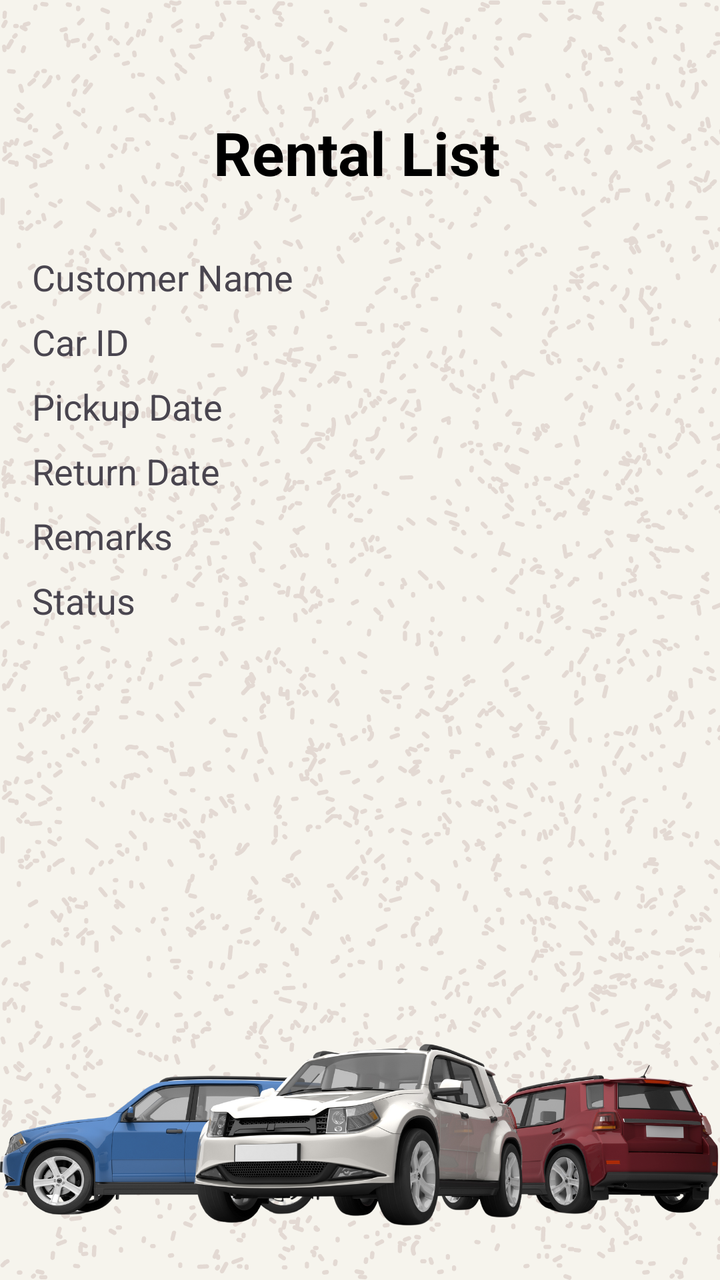
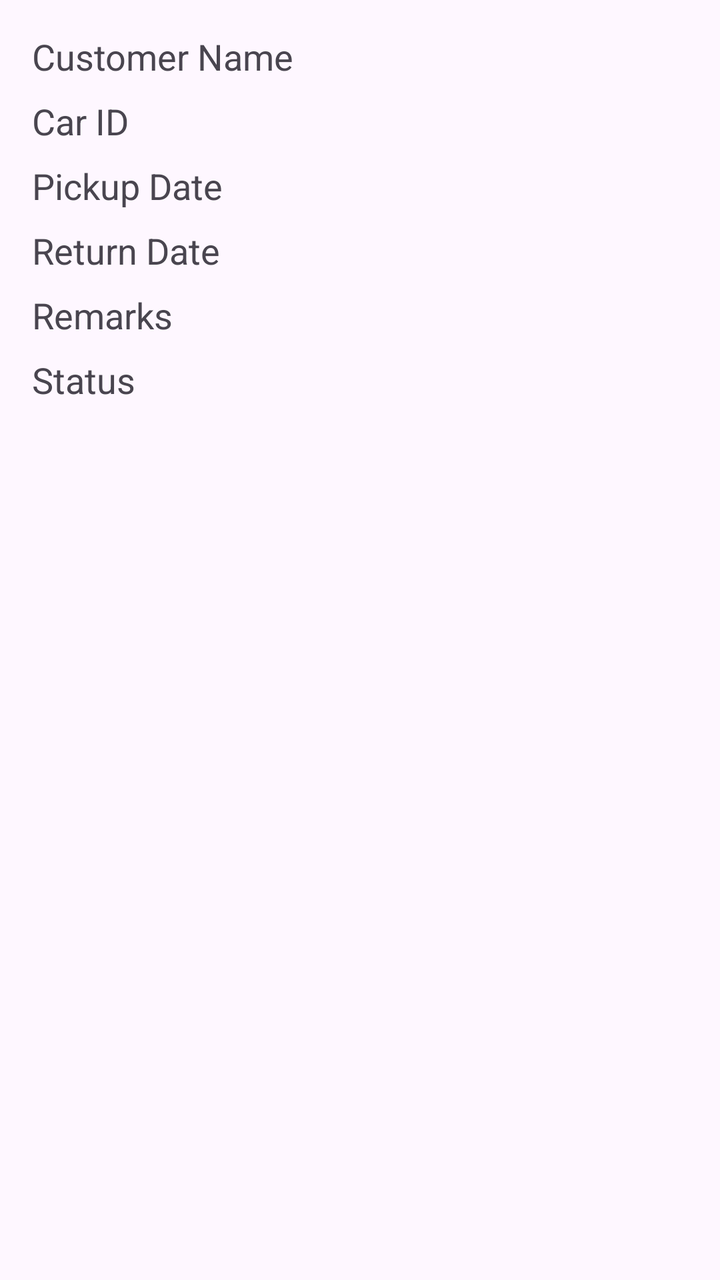

Screens rendered from an Android XML layout before and after an edit, with the pre-edit source and the edit as a unified diff.
<!-- AndroidManifest.xml: application theme Theme.Lab_REST -->
<!-- res/layout/activity_rental_list_admin.xml -->
<?xml version="1.0" encoding="utf-8"?>
<LinearLayout xmlns:android="http://schemas.android.com/apk/res/android"
    android:layout_width="match_parent"
    android:layout_height="wrap_content"
    android:orientation="vertical"
    android:background="@drawable/add"
    android:padding="16dp">

    <TextView
        android:id="@+id/header"
        android:layout_width="match_parent"
        android:layout_height="wrap_content"
        android:layout_alignParentEnd="true"
        android:layout_marginTop="40dp"
        android:layout_marginEnd="3dp"
        android:gravity="center"
        android:text="Rental List"
        android:textColor="@color/black"
        android:textSize="30dp"
        android:textStyle="bold" />

    <TextView
        android:id="@+id/tvCustomerName"
        android:layout_width="match_parent"
        android:layout_height="wrap_content"
        android:text="Customer Name"
        android:textSize="18sp"
        android:layout_marginTop="30dp"
        android:layout_marginBottom="8dp" />

    <TextView
        android:id="@+id/tvCarName"
        android:layout_width="match_parent"
        android:layout_height="wrap_content"
        android:text="Car ID"
        android:textSize="18sp"
        android:layout_marginBottom="8dp" />

    <TextView
        android:id="@+id/tvPickupdate"
        android:layout_width="match_parent"
        android:layout_height="wrap_content"
        android:text="Pickup Date"
        android:textSize="18sp"
        android:layout_marginBottom="8dp" />

    <TextView
        android:id="@+id/tvReturndate"
        android:layout_width="match_parent"
        android:layout_height="wrap_content"
        android:text="Return Date"
        android:textSize="18sp"
        android:layout_marginBottom="8dp" />

    <TextView
        android:id="@+id/tvRemarks"
        android:layout_width="match_parent"
        android:layout_height="wrap_content"
        android:text="Remarks"
        android:textSize="18sp"
        android:layout_marginBottom="8dp" />

    <TextView
        android:id="@+id/tvStatus"
        android:layout_width="match_parent"
        android:layout_height="wrap_content"
        android:text="Status"
        android:textSize="18sp"
        android:layout_marginBottom="8dp" />
</LinearLayout>
<!-- resources referenced by this layout -->
<resources>
  <color name="black">#FF000000</color>
  <!-- drawable add: png bitmap (drawable, 578543 bytes) -->
  <style name="Theme.Lab_REST" parent="Base.Theme.Lab_REST" />
  <style name="Base.Theme.Lab_REST" parent="Theme.Material3.DayNight.NoActionBar">
          
          
      </style>
</resources>

<!-- the commit's change to res/layout/activity_rental_list_admin.xml (unified diff, before → after) -->
@@ -3,21 +3,7 @@
     android:layout_width="match_parent"
     android:layout_height="wrap_content"
     android:orientation="vertical"
-    android:background="@drawable/add"
     android:padding="16dp">
-
-    <TextView
-        android:id="@+id/header"
-        android:layout_width="match_parent"
-        android:layout_height="wrap_content"
-        android:layout_alignParentEnd="true"
-        android:layout_marginTop="40dp"
-        android:layout_marginEnd="3dp"
-        android:gravity="center"
-        android:text="Rental List"
-        android:textColor="@color/black"
-        android:textSize="30dp"
-        android:textStyle="bold" />
 
     <TextView
         android:id="@+id/tvCustomerName"
@@ -25,7 +11,6 @@
         android:layout_height="wrap_content"
         android:text="Customer Name"
         android:textSize="18sp"
-        android:layout_marginTop="30dp"
         android:layout_marginBottom="8dp" />
 
     <TextView
<!-- resource entries referenced after the edit -->
@@ -1,7 +1,5 @@
 <!-- resources referenced by this layout -->
 <resources>
-  <color name="black">#FF000000</color>
-  <!-- drawable add: png bitmap (drawable, 578543 bytes) -->
   <style name="Theme.Lab_REST" parent="Base.Theme.Lab_REST" />
   <style name="Base.Theme.Lab_REST" parent="Theme.Material3.DayNight.NoActionBar">
           
